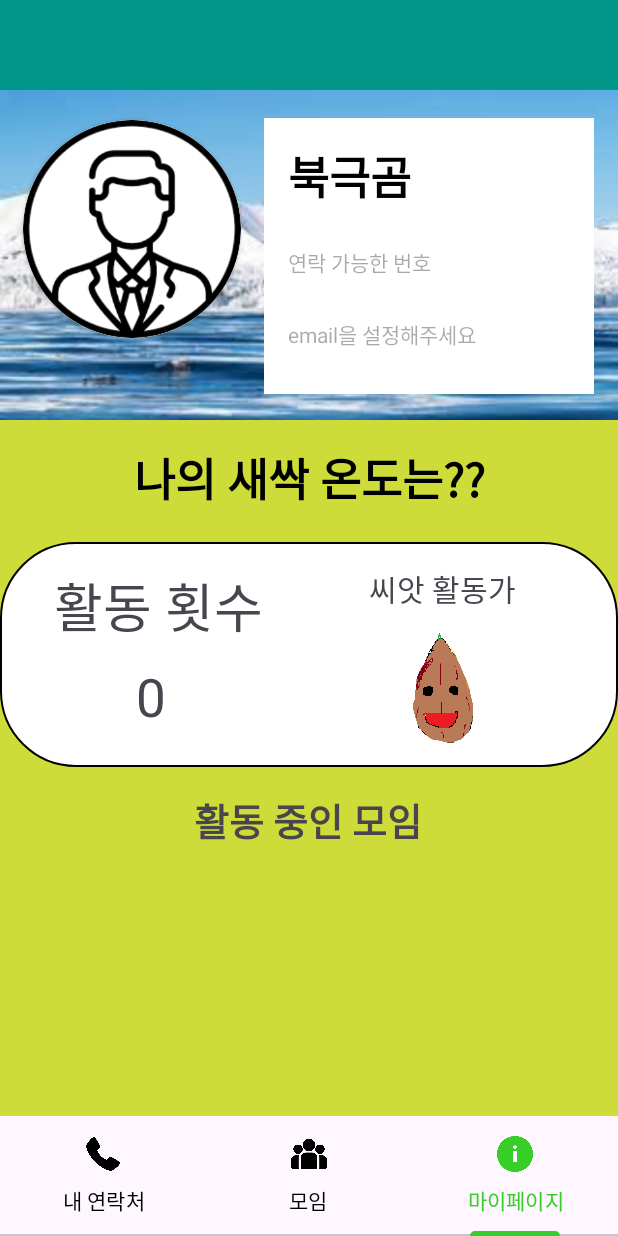
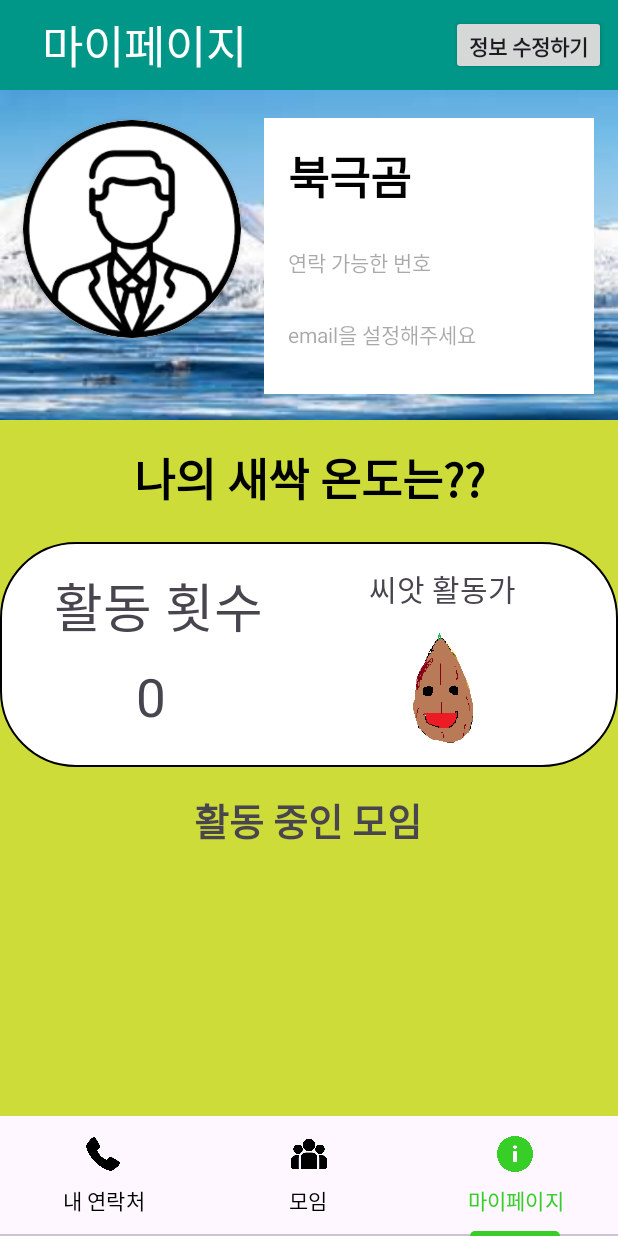
Before and after one commit to team3contactsApp/contactsApp, an Android app: the screen it shows after launch (MainActivity), item 3 of the bottom bar chosen, on a phone screen of 412 x 824 dp. Run offline under Robolectric (Android 15) with nearby library versions, the phone set to English and light mode, and no system bars.

Commit message:
add 다이어로그

```diff
--- a/app/src/main/res/layout/fragment_mypage.xml
+++ b/app/src/main/res/layout/fragment_mypage.xml
@@ -14,15 +14,28 @@
         app:layout_constraintStart_toStartOf="parent"
         app:layout_constraintTop_toTopOf="parent" >
 
-        <ImageView
-            android:id="@+id/mypage_clear"
-            android:layout_width="30dp"
-            android:layout_height="30dp"
-            android:layout_marginEnd="16dp"
+        <TextView
+            android:id="@+id/mypage_Title"
+            android:layout_width="wrap_content"
+            android:layout_height="wrap_content"
+            android:layout_marginStart="28dp"
+            android:text="마이페이지"
+            android:textColor="@color/white"
+            android:textSize="30sp"
+            app:layout_constraintBottom_toBottomOf="parent"
+            app:layout_constraintStart_toStartOf="parent"
+            app:layout_constraintTop_toTopOf="parent" />
+
+        <androidx.appcompat.widget.AppCompatButton
+            android:id="@+id/mypageClear"
+            android:layout_width="wrap_content"
+            android:layout_height="40dp"
+            android:layout_marginEnd="8dp"
+            android:text="@string/correction"
+            android:textStyle="bold"
             app:layout_constraintBottom_toBottomOf="parent"
             app:layout_constraintEnd_toEndOf="parent"
-            app:layout_constraintTop_toTopOf="parent"
-            tools:src="@drawable/iv_menu" />
+            app:layout_constraintTop_toTopOf="parent" />
 
     </androidx.constraintlayout.widget.ConstraintLayout>
 
--- a/app/src/main/res/values/strings.xml
+++ b/app/src/main/res/values/strings.xml
@@ -16,4 +16,5 @@
     <string name="title_notifications">마이페이지</string>
     <string name="honeybee">꿀벌 살리기 캠페인</string>
     <string name="earthwarm">지구를 위한 모금</string>
+    <string name="correction">정보 수정하기</string>
 </resources>
```
Also changed, not shown: app/src/main/java/com/android/team3_contactsapp/MyDialogFragment.kt (added, +66 -0 lines), app/src/main/java/com/android/team3_contactsapp/MypageFragment.kt (+15 -28 lines).
